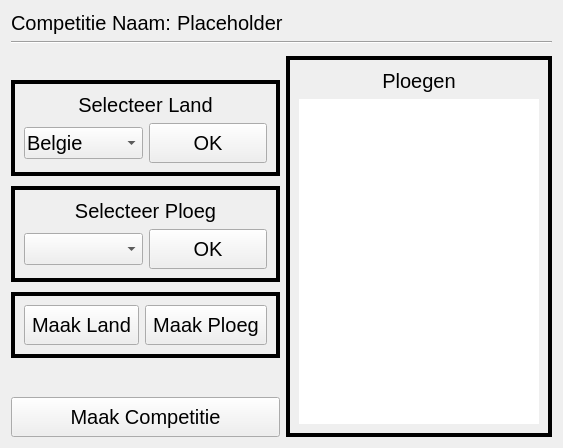
Above: ui/CreateCompetition.ui from Ancalagon02/LeagueTracker2 before the change. Below: the same form after it.
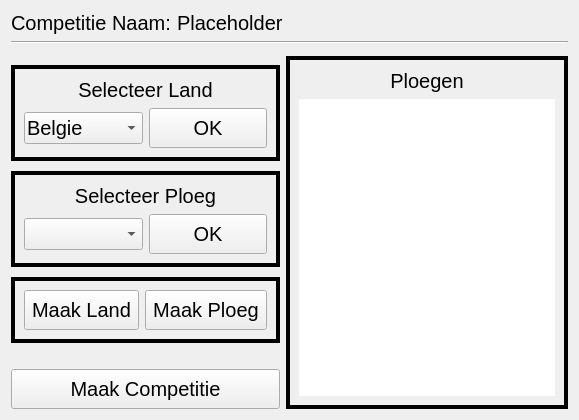
That is the form after the change.

Commit message: updated create Comp

Diff of the .ui file:
```diff
--- a/ui/CreateCompetition.ui
+++ b/ui/CreateCompetition.ui
@@ -2,14 +2,6 @@
 <ui version="4.0">
  <class>CreateCompetition</class>
  <widget class="QWidget" name="CreateCompetition">
-  <property name="geometry">
-   <rect>
-    <x>0</x>
-    <y>0</y>
-    <width>563</width>
-    <height>448</height>
-   </rect>
-  </property>
   <property name="windowTitle">
    <string>Maak Competitie</string>
   </property>
```
Left out of the diff: 12 changed lines with no effect on the pictures. The commit also changes 2 other files.
